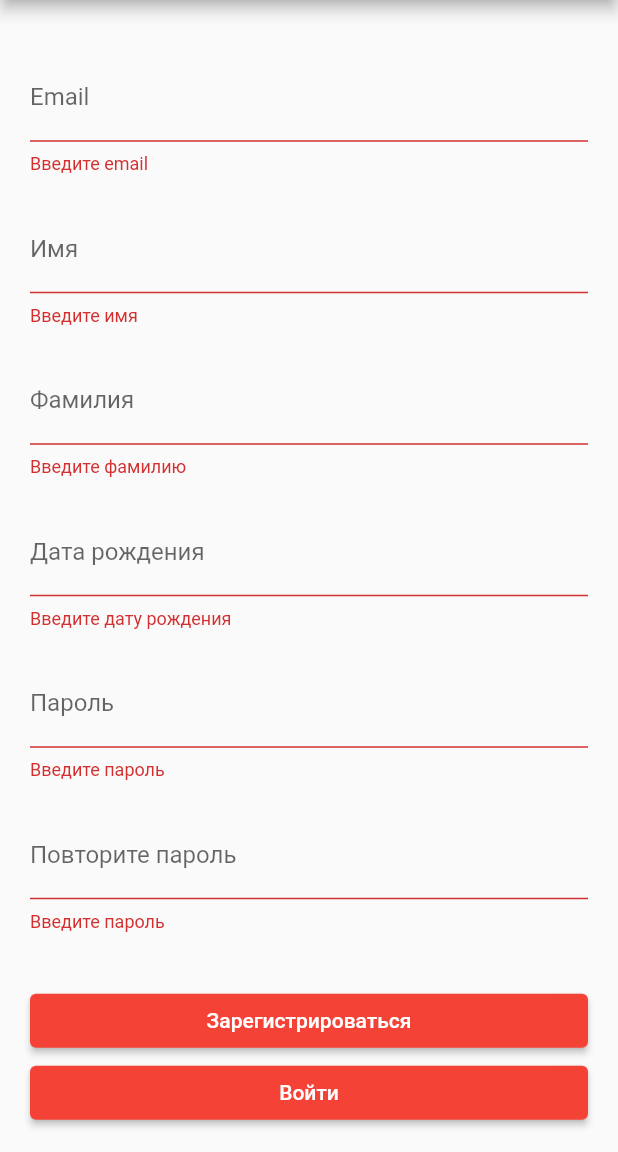
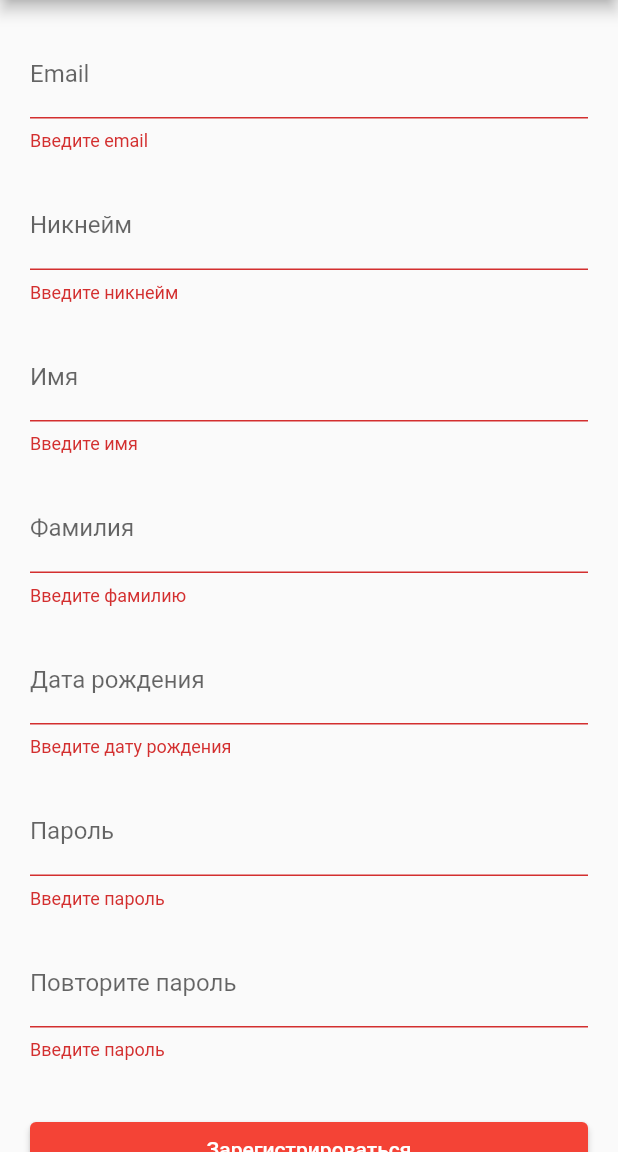
Before and after one commit to andrey-solovyev/crowtor, a Flutter app: the RegistrationScreen screen opened by its route, after a tap on "Зарегистрироваться", on a phone screen of 412 x 824 dp, the part 84-1236 px from its top. Run offline on Flutter 3.47's test engine with Material 2 defaults, Android fonts, the phone set to English and light mode, and no system bars.

Commit message:
add nickname to registration screen

```diff
--- a/frontend/lib/model/registrationModel.dart
+++ b/frontend/lib/model/registrationModel.dart
@@ -1,9 +1,10 @@
 class RegistrationRequestModel {
   RegistrationRequestModel(
-      {this.email, this.password, this.firstName, this.lastName, this.bDay});
+      {this.email, this.password, this.firstName, this.lastName, this.bDay, this.nickName});
 
   String email;
   String password;
+  String nickName;
   String firstName;
   String lastName;
   String bDay;
@@ -12,6 +13,7 @@ class RegistrationRequestModel {
     Map<String, dynamic> map = {
       "email": email.trim(),
       "password": password.trim(),
+      "nickName": nickName.trim(),
       "firstName": firstName.trim(),
       "lastName": lastName.trim(),
       "bDay": bDay.trim()
--- a/frontend/lib/screens/registrationScreen.dart
+++ b/frontend/lib/screens/registrationScreen.dart
@@ -17,6 +17,7 @@ class _RegistrationScreenState extends State<RegistrationScreen> {
   TextEditingController firstNameController = TextEditingController();
   TextEditingController lastNameController = TextEditingController();
   TextEditingController bDayController = TextEditingController();
+  TextEditingController nickNameController = TextEditingController();
   TextEditingController passwordController = TextEditingController();
   TextEditingController repeatPasswordController = TextEditingController();
   RegistrationRequestModel registrationRequestModel;
@@ -90,8 +91,23 @@ class _RegistrationScreenState extends State<RegistrationScreen> {
                 ),
                 Padding(
                   child: TextFormField(
+                    controller: nickNameController,
+                    keyboardType: TextInputType.text,
+                    decoration: InputDecoration(
+                        labelText: "Никнейм", hintText: "Введите никнейм"),
+                    validator: (String value) {
+                      if (value == null || value.isEmpty) {
+                        return 'Введите никнейм';
+                      }
+                      return null;
+                    },
+                  ),
+                  padding: EdgeInsets.fromLTRB(20, 20, 20, 0),
+                ),
+                Padding(
+                  child: TextFormField(
                     controller: firstNameController,
-                    keyboardType: TextInputType.emailAddress,
+                    keyboardType: TextInputType.text,
                     decoration:
                     InputDecoration(labelText: "Имя", hintText: "Введите имя"),
                     validator: (String value) {
@@ -106,7 +122,7 @@ class _RegistrationScreenState extends State<RegistrationScreen> {
                 Padding(
                   child: TextFormField(
                     controller: lastNameController,
-                    keyboardType: TextInputType.emailAddress,
+                    keyboardType: TextInputType.text,
                     decoration: InputDecoration(
                         labelText: "Фамилия", hintText: "Введите фамилию"),
                     validator: (String value) {
```
